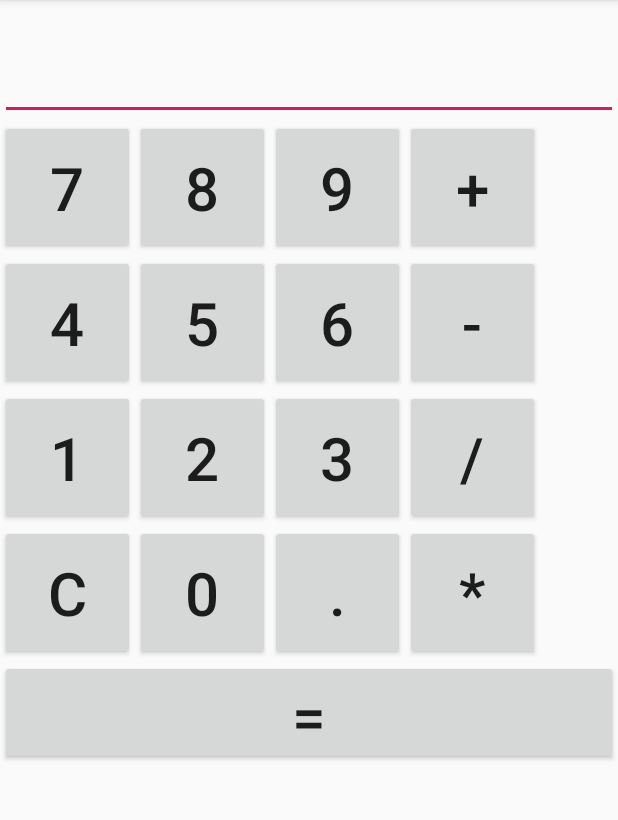
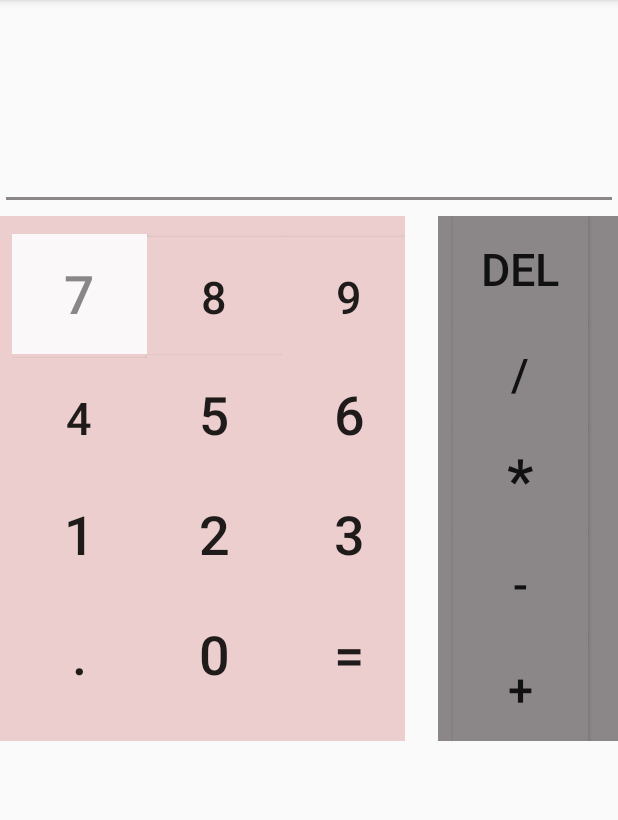
Before and after one commit to AparnaSk/my_applications, an Android app: the screen it shows after launch (MainActivity), on a phone screen of 412 x 824 dp, the part 84-904 px from its top. Run offline under Robolectric (Android 15) with nearby library versions, the phone set to English and light mode, and no system bars.

Commit message:
Calculator app

```diff
--- a/app/src/main/res/layout/activity_main.xml
+++ b/app/src/main/res/layout/activity_main.xml
@@ -15,16 +15,72 @@
         >
         <EditText
             android:layout_width="match_parent"
-            android:layout_height="80dp"
+            android:layout_height="140dp"
             android:text=""
             android:id="@+id/edittext"
-            android:textSize="40sp"
+            android:textSize="30sp"
             />
     </LinearLayout>
     <LinearLayout
+        android:layout_width="120dp"
+        android:layout_height="wrap_content"
+        android:background="@color/colorAccent"
+        android:layout_alignParentRight="true"
+        android:layout_marginTop="144dp"
+        android:orientation="vertical">
+        <Button
+            android:layout_width="90dp"
+            android:layout_height="70dp"
+            android:layout_marginLeft="10dp"
+            android:background="@color/colorAccent"
+            android:text="DEL"
+            android:textSize="30sp"
+            android:id="@+id/Clear"/>
+        <Button
+            android:layout_width="90dp"
+            android:layout_height="70dp"
+            android:layout_marginLeft="10dp"
+            android:background="@color/colorAccent"
+            android:text="/"
+            android:textSize="30sp"
+            android:id="@+id/divide"/>
+        <Button
+            android:layout_width="90dp"
+            android:layout_height="70dp"
+            android:layout_marginLeft="10dp"
+            android:background="@color/colorAccent"
+            android:text="*"
+            android:textSize="40sp"
+            android:id="@+id/multiply"/>
+        <Button
+            android:layout_width="90dp"
+            android:layout_height="70dp"
+            android:layout_marginLeft="10dp"
+            android:background="@color/colorAccent"
+            android:text="-"
+            android:textSize="30sp"
+            android:id="@+id/subtract"/>
+        <Button
+            android:layout_width="90dp"
+            android:layout_height="70dp"
+            android:layout_marginLeft="10dp"
+            android:background="@color/colorAccent"
+            android:text="+"
+            android:textSize="30sp"
+            android:id="@+id/add"/>
+
+    </LinearLayout>
+    <LinearLayout
+        android:layout_width="270dp"
+        android:layout_height="350dp"
+        android:background="@color/bg"
+        android:layout_marginTop="144dp">
+    <LinearLayout
         android:layout_width="match_parent"
         android:layout_height="wrap_content"
+        android:layout_marginTop="12dp"
         android:orientation="vertical"
+        android:layout_marginLeft="8dp"
         android:layout_below="@+id/text_layout">
         <LinearLayout
             android:layout_width="wrap_content"
@@ -32,28 +88,26 @@
             android:orientation="horizontal">
             <Button
                 android:layout_width="90dp"
-                android:layout_height="90dp"
+                android:layout_height="80dp"
                 android:text="7"
-                android:textSize="40sp"
+                style="@style/NumPad"
+
                 android:id="@+id/seven"/>
             <Button
                 android:layout_width="90dp"
-                android:layout_height="90dp"
+                android:layout_height="80dp"
                 android:text="8"
-                android:textSize="40sp"
+                android:background="@color/bg"
+                android:textSize="30sp"
                 android:id="@+id/eight"/>
             <Button
                 android:layout_width="90dp"
-                android:layout_height="90dp"
+                android:layout_height="80dp"
                 android:text="9"
-                android:textSize="40sp"
+                android:background="@color/bg"
+                android:textSize="30sp"
                 android:id="@+id/nine"/>
-            <Button
-                android:layout_width="90dp"
-                android:layout_height="90dp"
-                android:text="+"
-                android:textSize="40sp"
-                android:id="@+id/add"/>
+
         </LinearLayout>
         <LinearLayout
             android:layout_width="wrap_content"
@@ -61,28 +115,26 @@
             android:orientation="horizontal">
             <Button
                 android:layout_width="90dp"
-                android:layout_height="90dp"
+                android:layout_height="80dp"
                 android:text="4"
-                android:textSize="40sp"
+                android:background="@color/bg"
+                android:textSize="30sp"
                 android:id="@+id/four"/>
             <Button
                 android:layout_width="90dp"
-                android:layout_height="90dp"
+                android:layout_height="80dp"
                 android:text="5"
-                android:textSize="40sp"
+                android:background="@color/bg"
+                android:textSize="35sp"
                 android:id="@+id/five"/>
             <Button
                 android:layout_width="90dp"
-                android:layout_height="90dp"
+                android:layout_height="80dp"
                 android:text="6"
-                android:textSize="40sp"
+                android:background="@color/bg"
+                android:textSize="36sp"
                 android:id="@+id/six"/>
-            <Button
-                android:layout_width="90dp"
-                android:layout_height="90dp"
-                android:text="-"
-                android:textSize="40sp"
-                android:id="@+id/subtract"/>
+
         </LinearLayout>
         <LinearLayout
             android:layout_width="wrap_content"
@@ -90,65 +142,59 @@
             android:orientation="horizontal">
             <Button
                 android:layout_width="90dp"
-                android:layout_height="90dp"
+                android:layout_height="80dp"
                 android:text="1"
-                android:textSize="40sp"
+                android:background="@color/bg"
+                android:textSize="36sp"
                 android:id="@+id/one"/>
             <Button
                 android:layout_width="90dp"
-                android:layout_height="90dp"
+                android:layout_height="80dp"
                 android:text="2"
-                android:textSize="40sp"
+                android:background="@color/bg"
+                android:textSize="36sp"
                 android:id="@+id/two"/>
             <Button
                 android:layout_width="90dp"
-                android:layout_height="90dp"
+                android:layout_height="80dp"
                 android:text="3"
-                android:textSize="40sp"
+                android:background="@color/bg"
+                android:textSize="36sp"
                 android:id="@+id/three"/>
-            <Button
-                android:layout_width="90dp"
-                android:layout_height="90dp"
-                android:text="/"
-                android:textSize="40sp"
-                android:id="@+id/divide"/>
+
         </LinearLayout>
         <LinearLayout
             android:layout_width="wrap_content"
             android:layout_height="wrap_content"
             android:orientation="horizontal">
+
+
             <Button
                 android:layout_width="90dp"
-                android:layout_height="90dp"
-                android:text="C"
-                android:textSize="40sp"
-                android:id="@+id/Clear"/>
+                android:layout_height="80dp"
+                android:text="."
+                android:background="@color/bg"
+                android:textSize="36sp"
+                android:id="@+id/dot"/>
             <Button
                 android:layout_width="90dp"
-                android:layout_height="90dp"
+                android:layout_height="80dp"
                 android:text="0"
-                android:textSize="40sp"
+                android:background="@color/bg"
+                android:textSize="36sp"
                 android:id="@+id/zero"/>
             <Button
                 android:layout_width="90dp"
-                android:layout_height="90dp"
-                android:text="."
-                android:textSize="40sp"
-                android:id="@+id/dot"/>
-            <Button
-                android:layout_width="90dp"
-                android:layout_height="90dp"
-                android:text="*"
-                android:textSize="40sp"
-                android:id="@+id/multiply"/>
+                android:layout_height="80dp"
+                android:text="="
+                android:background="@color/bg"
+                android:textSize="36sp"
+                android:id="@+id/equals"
+                />
+
         </LinearLayout>
-        <Button
-            android:layout_width="match_parent"
-            android:layout_height="70dp"
-            android:text="="
-            android:textSize="40sp"
-            android:id="@+id/equals"
-            />
+    </LinearLayout>
+
 
 
 
--- a/app/src/main/res/values/colors.xml
+++ b/app/src/main/res/values/colors.xml
@@ -2,5 +2,6 @@
 <resources>
     <color name="colorPrimary">#008577</color>
     <color name="colorPrimaryDark">#00574B</color>
-    <color name="colorAccent">#D81B60</color>
+    <color name="colorAccent">#8b8688</color>
+    <color name="bg">#edcece</color>
 </resources>
--- a/app/src/main/res/values/styles.xml
+++ b/app/src/main/res/values/styles.xml
@@ -8,4 +8,10 @@
         <item name="colorAccent">@color/colorAccent</item>
     </style>
 
+    <style name="NumPad" >
+        <item name="android:textSize">35dp</item>
+        <item name="android:textColor">@color/colorAccent</item>
+        <item name="android:background">#faf8f8</item>
+    </style>
+
 </resources>
```
